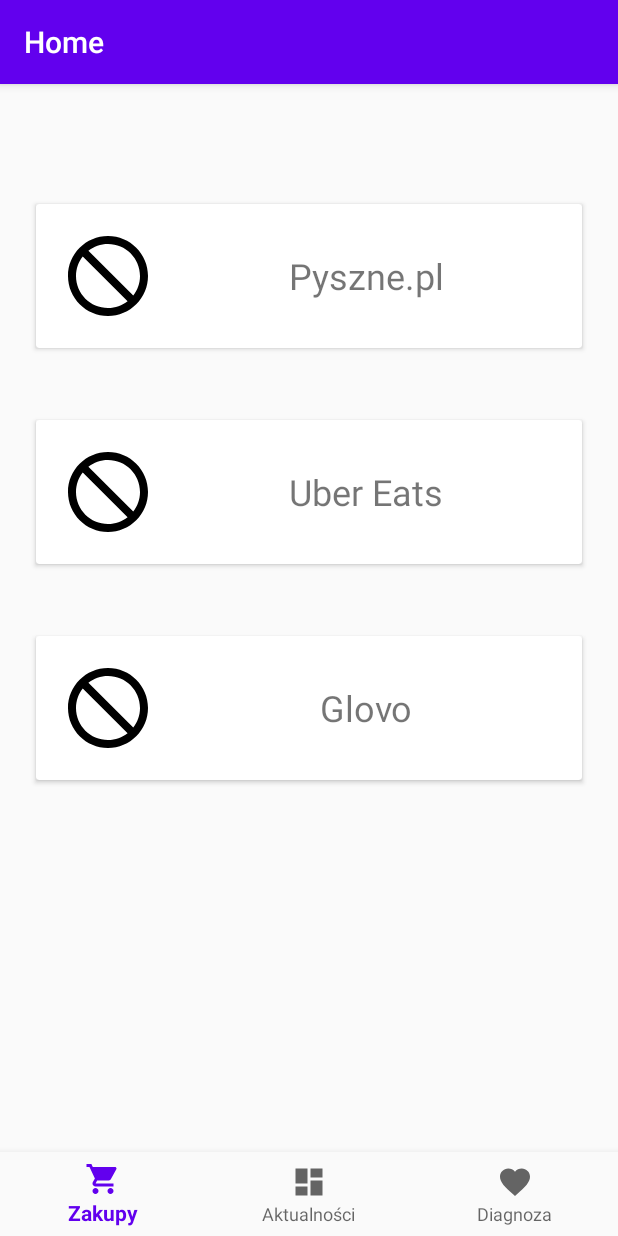
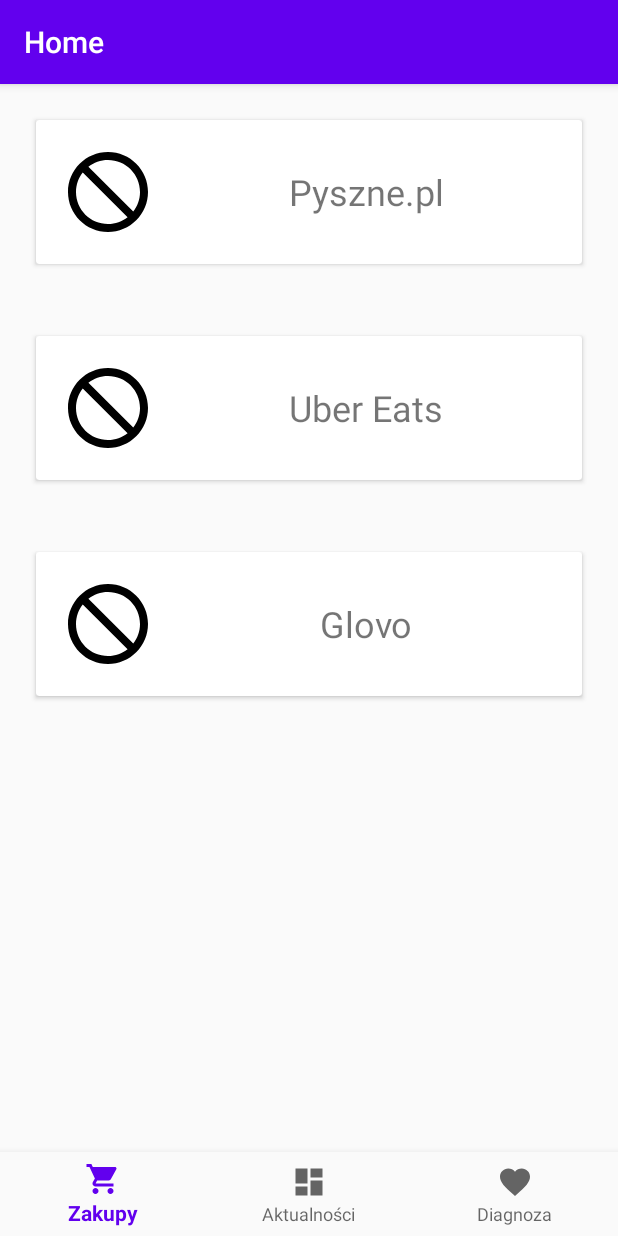
Before and after one commit to SitamMatt/CovidProject, an Android app: the screen it shows after launch (MainActivity), on a phone screen of 412 x 824 dp. Run offline under Robolectric (Android 15) with nearby library versions, the phone set to English and light mode, and no system bars; our stand-ins replace navigation-ui; 2 statements that could not run were skipped.

Commit message:
top margin fix

```diff
--- a/app/src/main/java/edu/covidianie/ui/notifications/NotificationsFragmentJava.java
+++ b/app/src/main/java/edu/covidianie/ui/notifications/NotificationsFragmentJava.java
@@ -66,7 +66,6 @@ public class NotificationsFragmentJava extends Fragment {
 
     }
 
-    //@RequiresApi(api = Build.VERSION_CODES.JELLY_BEAN_MR1)
     @RequiresApi(api = Build.VERSION_CODES.JELLY_BEAN_MR1)
     void setupQuestions() {
         LinearLayout questions = getView().findViewById(R.id.question_list_linear_layout);
--- a/app/src/main/res/layout/activity_main.xml
+++ b/app/src/main/res/layout/activity_main.xml
@@ -3,8 +3,7 @@
     xmlns:app="http://schemas.android.com/apk/res-auto"
     android:id="@+id/container"
     android:layout_width="match_parent"
-    android:layout_height="match_parent"
-    android:paddingTop="?attr/actionBarSize">
+    android:layout_height="match_parent">
 
     <com.google.android.material.bottomnavigation.BottomNavigationView
         android:id="@+id/nav_view"
```
